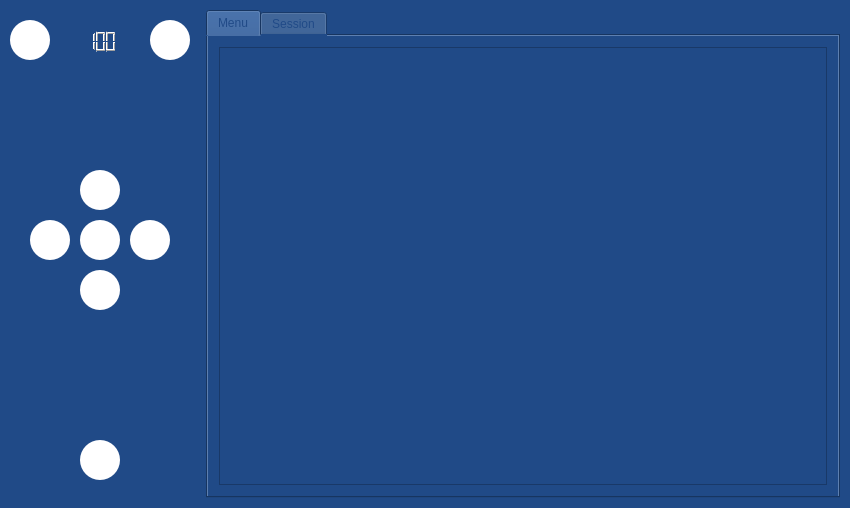
Above: ui/mainwindow.ui from sayyidahakindele/team40 before the change. Below: the same form after it.
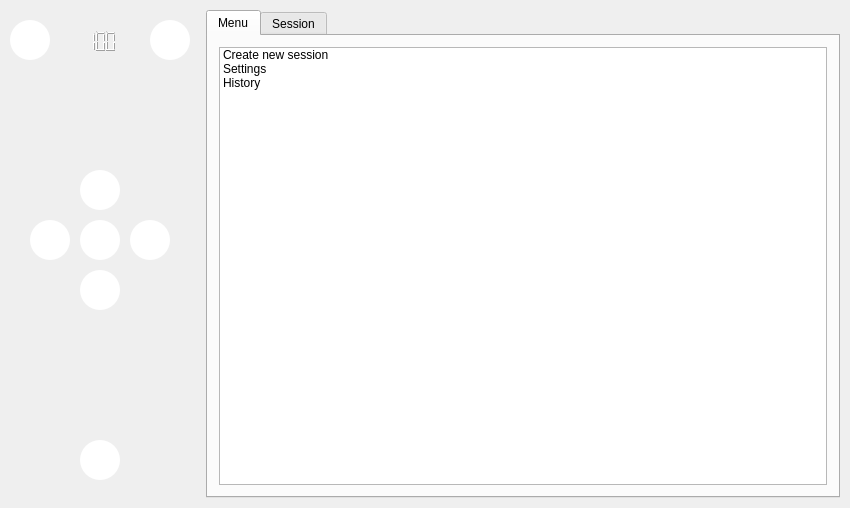
That is the form after the change. Icons and pictures are not drawn.

Commit message: Toggle power button

What changed in the file:
```diff
--- a/ui/mainwindow.ui
+++ b/ui/mainwindow.ui
@@ -44,9 +44,6 @@
   </property>
   <property name="styleSheet">
    <string notr="true">/*(2)*/
-color: rgb(32, 74, 135);
-background-color: rgb(32, 74, 135);
-
 /*
 (4)
 background-color: #616E7C;
@@ -565,7 +562,23 @@
          </attribute>
          <layout class="QHBoxLayout" name="horizontalLayout_4">
           <item>
-           <widget class="QListView" name="listView"/>
+           <widget class="QListWidget" name="listWidget">
+            <item>
+             <property name="text">
+              <string>Create new session</string>
+             </property>
+            </item>
+            <item>
+             <property name="text">
+              <string>Settings</string>
+             </property>
+            </item>
+            <item>
+             <property name="text">
+              <string>History</string>
+             </property>
+            </item>
+           </widget>
           </item>
          </layout>
         </widget>
```
Left out of the diff: 2 changed lines with no effect on the pictures. The commit also changes 5 other files.
